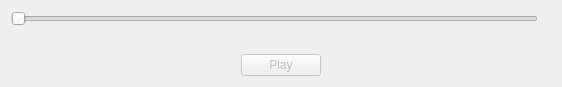
First picture: the form in podcatcher/Resources/ui/widgets/PlaybackControlWidget.ui, repository lostrootpass/alphagem, before the edit.
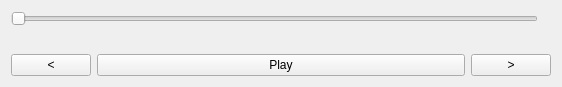
Second picture: the form after the edit. Custom widgets are drawn as their Qt base class.

Commit message: Back/forward jump buttons

```diff
--- a/podcatcher/Resources/ui/widgets/PlaybackControlWidget.ui
+++ b/podcatcher/Resources/ui/widgets/PlaybackControlWidget.ui
@@ -2,6 +2,9 @@
 <ui version="4.0">
  <class>PlaybackControlWidget</class>
  <widget class="QWidget" name="PlaybackControlWidget">
+  <property name="enabled">
+   <bool>true</bool>
+  </property>
   <property name="geometry">
    <rect>
     <x>0</x>
@@ -57,15 +60,57 @@
      </property>
     </widget>
    </item>
-   <item alignment="Qt::AlignHCenter">
+   <item>
+    <layout class="QHBoxLayout" name="buttonLayout">
+     <item>
+      <widget class="QPushButton" name="jumpBackButton">
+       <property name="enabled">
+        <bool>true</bool>
+       </property>
+       <property name="text">
+        <string>&lt;</string>
+       </property>
+       <property name="shortcut">
+        <string>Left</string>
+       </property>
+      </widget>
+     </item>
+     <item>
     <widget class="QPushButton" name="playPauseButton">
      <property name="enabled">
-      <bool>false</bool>
+        <bool>true</bool>
+       </property>
+       <property name="sizePolicy">
+        <sizepolicy hsizetype="MinimumExpanding" vsizetype="Fixed">
+         <horstretch>0</horstretch>
+         <verstretch>0</verstretch>
+        </sizepolicy>
      </property>
      <property name="text">
       <string>Play</string>
      </property>
     </widget>
+     </item>
+     <item>
+      <widget class="QPushButton" name="jumpForwardButton">
+       <property name="enabled">
+        <bool>true</bool>
+       </property>
+       <property name="sizePolicy">
+        <sizepolicy hsizetype="Minimum" vsizetype="Fixed">
+         <horstretch>0</horstretch>
+         <verstretch>0</verstretch>
+        </sizepolicy>
+       </property>
+       <property name="text">
+        <string>&gt;</string>
+       </property>
+       <property name="shortcut">
+        <string>Right</string>
+       </property>
+      </widget>
+     </item>
+    </layout>
    </item>
   </layout>
  </widget>
```
Left out of the diff: 4 changed lines with no effect on the pictures. Lines whose indentation alone changed are shown as unchanged. The commit also changes 5 other files.
